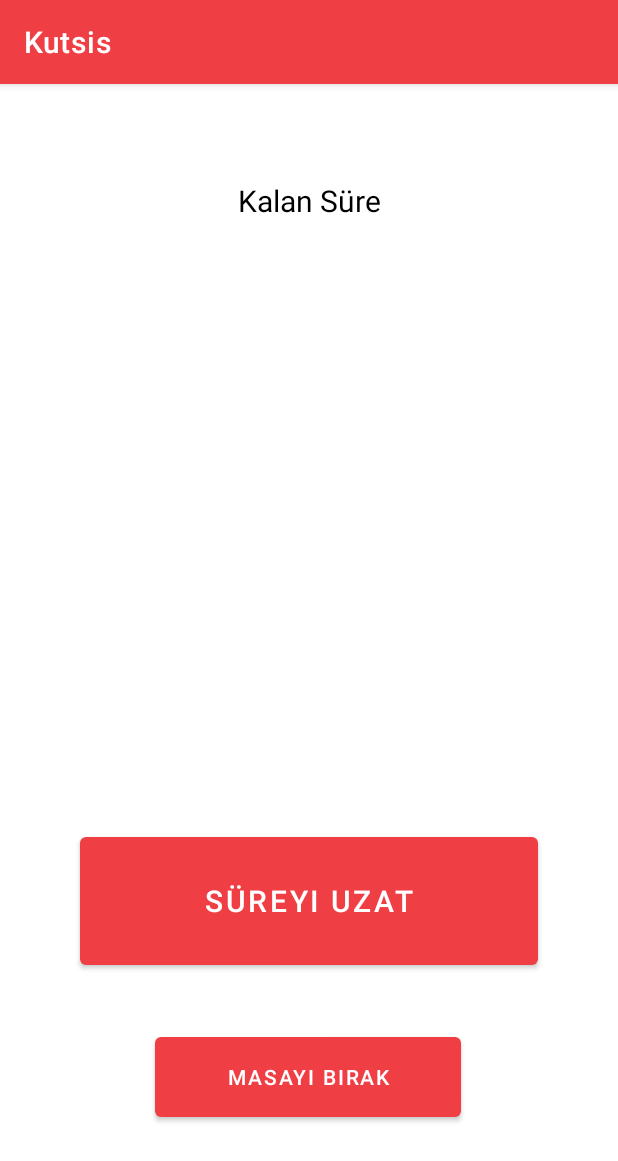
After one commit to akbulutmehmet/kutsis, an Android app: the SureActivity screen opened directly, with no data from a screen before it, on a phone screen of 412 x 824 dp. The commit adds this screen. Shown: the top 1161 px of the screen. Run offline under Robolectric (Android 15) with nearby library versions, the phone set to English and light mode, and no system bars; our stand-ins replace Firebase (no records; nobody signed in at launch, a user with empty details on screens opened directly); libraries missing offline, so code that uses them is left out: com.github.clans.fab; 3 statements that could not run were skipped.

Commit message:
masa rezervasyon işlemi tamamdır :) hatayı düzelttik

```diff
--- a/app/src/main/AndroidManifest.xml
+++ b/app/src/main/AndroidManifest.xml
@@ -17,6 +17,10 @@
         android:theme="@style/Theme.Kutsis.NoActionBar">
         <activity
             android:name=".SelectionActivity"
+            android:exported="false"
+            android:theme="@style/Theme.Kutsis" />
+        <activity
+            android:name=".SureActivity"
             android:exported="false"
             android:theme="@style/Theme.Kutsis" />
         <activity
--- /dev/null
+++ b/app/src/main/java/com/example/kutsis/SureActivity.java
@@ -0,0 +1,108 @@
+package com.example.kutsis;
+
+import androidx.annotation.NonNull;
+import androidx.appcompat.app.AppCompatActivity;
+
+import android.content.Intent;
+import android.os.Bundle;
+import android.view.View;
+import android.widget.Button;
+import android.widget.TextView;
+import android.widget.Toast;
+
+import com.example.kutsis.model.User;
+import com.github.clans.fab.FloatingActionButton;
+import com.google.firebase.FirebaseApp;
+import com.google.firebase.auth.FirebaseAuth;
+import com.google.firebase.auth.FirebaseUser;
+import com.google.firebase.database.DataSnapshot;
+import com.google.firebase.database.DatabaseError;
+import com.google.firebase.database.DatabaseReference;
+import com.google.firebase.database.FirebaseDatabase;
+import com.google.firebase.database.ValueEventListener;
+
+import java.util.Date;
+import java.util.concurrent.TimeUnit;
+
+public class SureActivity extends AppCompatActivity {
+
+    private FirebaseAuth mAuth;
+    private FirebaseDatabase firebaseDatabase;
+    private DatabaseReference databaseReference;
+
+    private TextView textViewKalanSure, textViewKutuphane, textViewMasa;
+    private Button btnSureyiUzat, btnMasayiBirak;
+
+    @Override
+    protected void onCreate(Bundle savedInstanceState) {
+        FirebaseApp.initializeApp(this);
+        super.onCreate(savedInstanceState);
+        setContentView(R.layout.activity_sure);
+
+        initComponents();
+        registerHandlers();
+    }
+
+    @Override
+    protected void onStart() {
+        super.onStart();
+        FirebaseUser user = mAuth.getCurrentUser();
+        updateUI(user);
+    }
+    private void updateUI(FirebaseUser user) {
+        if (user != null) {
+            databaseReference.child("users").child(user.getUid()).addListenerForSingleValueEvent(new ValueEventListener() {
+                @Override
+                public void onDataChange(@NonNull DataSnapshot snapshot) {
+                    User dbUser = (User) snapshot.getValue(User.class);
+                    Long gecenSure = new Date().getTime() - dbUser.getLastReserveDate().getTime();
+                    gecenSure = TimeUnit.MINUTES.convert(gecenSure,TimeUnit.MILLISECONDS);
+                    if (dbUser.getReserve() && gecenSure<60L) {
+                        textViewKutuphane.setText(dbUser.getKutuphaneName());
+                        textViewMasa.setText("Masa : "+dbUser.getMasaId());
+                    }
+                }
+
+                @Override
+                public void onCancelled(@NonNull DatabaseError error) {
+
+                }
+            });
+        }
+        else{
+            Intent intent = new Intent(SureActivity.this, MainActivity.class);
+            startActivity(intent);
+            Toast.makeText(SureActivity.this,  "Hoşgeldiniz!", Toast.LENGTH_SHORT).show();
+        }
+    }
+    private void initComponents(){
+        mAuth = FirebaseAuth.getInstance();
+        firebaseDatabase = FirebaseDatabase.getInstance();
+        databaseReference = firebaseDatabase.getReference();
+
+        textViewKalanSure = findViewById(R.id.textViewKalanSureDynamic);
+        textViewKutuphane = findViewById(R.id.textViewKutuphaneAdi);
+        textViewMasa = findViewById(R.id.textViewMasaNumarasi);
+
+        btnSureyiUzat = findViewById(R.id.buttonSureyiUzat);
+        btnMasayiBirak = findViewById(R.id.buttonMasayiBirak);
+
+
+    }
+
+    private void registerHandlers(){
+        btnSureyiUzat.setOnClickListener(new View.OnClickListener() {
+            @Override
+            public void onClick(View view) {
+
+            }
+        });
+
+        btnMasayiBirak.setOnClickListener(new View.OnClickListener() {
+            @Override
+            public void onClick(View view) {
+
+            }
+        });
+    }
+}
--- /dev/null
+++ b/app/src/main/res/layout/activity_sure.xml
@@ -0,0 +1,76 @@
+<?xml version="1.0" encoding="utf-8"?>
+<androidx.constraintlayout.widget.ConstraintLayout xmlns:android="http://schemas.android.com/apk/res/android"
+    xmlns:app="http://schemas.android.com/apk/res-auto"
+    xmlns:tools="http://schemas.android.com/tools"
+    android:layout_width="match_parent"
+    android:layout_height="match_parent"
+    tools:context=".SureActivity">
+
+    <TextView
+        android:id="@+id/textViewKalanSureStatic"
+        android:layout_width="wrap_content"
+        android:layout_height="wrap_content"
+        android:layout_marginTop="64dp"
+        android:text="@string/kalanSure"
+        android:textSize="20dp"
+        app:layout_constraintEnd_toEndOf="parent"
+        app:layout_constraintHorizontal_bias="0.501"
+        app:layout_constraintStart_toStartOf="parent"
+        app:layout_constraintTop_toTopOf="parent"
+    />
+
+    <TextView
+        android:id="@+id/textViewKalanSureDynamic"
+        android:layout_width="wrap_content"
+        android:layout_height="wrap_content"
+        android:layout_marginTop="96dp"
+        android:textSize="40dp"
+        app:layout_constraintEnd_toEndOf="parent"
+        app:layout_constraintHorizontal_bias="0.498"
+        app:layout_constraintStart_toStartOf="parent"
+        app:layout_constraintTop_toBottomOf="@+id/textViewKalanSureStatic" />
+
+    <TextView
+        android:id="@+id/textViewKutuphaneAdi"
+        android:layout_width="wrap_content"
+        android:layout_height="wrap_content"
+        android:layout_marginTop="64dp"
+        android:textSize="20dp"
+        app:layout_constraintEnd_toEndOf="parent"
+        app:layout_constraintHorizontal_bias="0.250"
+        app:layout_constraintStart_toStartOf="parent"
+        app:layout_constraintTop_toBottomOf="@+id/textViewKalanSureDynamic" />
+
+    <TextView
+        android:id="@+id/textViewMasaNumarasi"
+        android:layout_width="wrap_content"
+        android:layout_height="wrap_content"
+        android:layout_marginTop="60dp"
+        android:textSize="20dp"
+        app:layout_constraintEnd_toEndOf="parent"
+        app:layout_constraintHorizontal_bias="0.25"
+        app:layout_constraintStart_toStartOf="parent"
+        app:layout_constraintTop_toBottomOf="@+id/textViewKutuphaneAdi" />
+
+    <Button
+        android:id="@+id/buttonSureyiUzat"
+        android:layout_width="305dp"
+        android:layout_height="97dp"
+        android:layout_marginTop="76dp"
+        android:text="@string/sureyiUzat"
+        android:textSize="20dp"
+        app:layout_constraintEnd_toEndOf="parent"
+        app:layout_constraintStart_toStartOf="parent"
+        app:layout_constraintTop_toBottomOf="@+id/textViewMasaNumarasi" />
+
+    <Button
+        android:id="@+id/buttonMasayiBirak"
+        android:layout_width="204dp"
+        android:layout_height="65dp"
+        android:layout_marginTop="36dp"
+        android:text="@string/masayiBirak"
+        app:layout_constraintEnd_toEndOf="parent"
+        app:layout_constraintHorizontal_bias="0.497"
+        app:layout_constraintStart_toStartOf="parent"
+        app:layout_constraintTop_toBottomOf="@+id/buttonSureyiUzat" />
+</androidx.constraintlayout.widget.ConstraintLayout>
--- a/app/src/main/res/values/strings.xml
+++ b/app/src/main/res/values/strings.xml
@@ -22,7 +22,7 @@
     <string name="yes">Evet</string>
     <string name="Logout">Çıkış yap</string>
     <string name="exitAppmenu">Uygulamayı Kapat</string>
-    <string name="logoutString" >Oturumu sonlandırmak istiyor musunuz?</string>
+    <string name="logoutString">Oturumu sonlandırmak istiyor musunuz?</string>
     <string name="logoutCancel">Çıkış işlemi iptal edildi</string>
     <string name="logoutOk">Başarıyla çıkış yapılmıştır</string>
     <string name="emailverificationtext">Kayıt işlemini tamamlamak için eposta hesabınıza gönderilen mail içerisinde yer alan doğrulama linkine tıklayınız. Mail adresinizi
@@ -32,6 +32,9 @@
     <string name="emailverificationSendMail">MAİL GÖNDER</string>
     <string name="resetpaswordbtn">ŞİFREMİ UNUTTUM</string>
     <string name="selectionActivityText">Masaları görüntülemek ve rezervasyon yapmak için Kütüphane girişinde yer alan QR Kodu okutun.</string>
+    <string name="sureyiUzat">Süreyi Uzat</string>
+    <string name="masayiBirak">Masayı Bırak</string>
+    <string name="kalanSure">Kalan Süre</string>
     <!-- TODO: Remove or change this placeholder text -->
     <string name="hello_blank_fragment">Hello blank fragment</string>
 </resources>
```
Also changed, not shown: app/src/main/java/com/example/kutsis/SecimActivity.java (+21 -0 lines), app/src/main/java/com/example/kutsis/model/User.java (+47 -1 lines).
